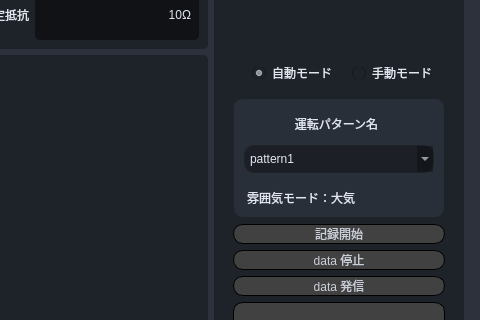
Old version of the form Source code/gui_main/gui/uis/pages/main_pages.ui in the repository coolandy345/MS4371; both pictures show x 611 to 1091 and y 207 to 527 of the 1091 by 707 pixel window.
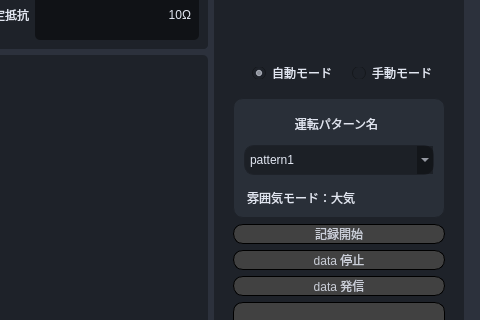
New version of the form.

Diff of the .ui file:
```diff
--- a/Source code/gui_main/gui/uis/pages/main_pages.ui
+++ b/Source code/gui_main/gui/uis/pages/main_pages.ui
@@ -5522,13 +5522,13 @@
                          <property name="minimumSize">
                           <size>
                            <width>0</width>
-                           <height>0</height>
+                           <height>30</height>
                           </size>
                          </property>
                          <property name="maximumSize">
                           <size>
                            <width>16777215</width>
-                           <height>16777215</height>
+                           <height>30</height>
                           </size>
                          </property>
                          <property name="baseSize">
```
Left out of the diff: 4 changed lines with no effect on the pictures.
